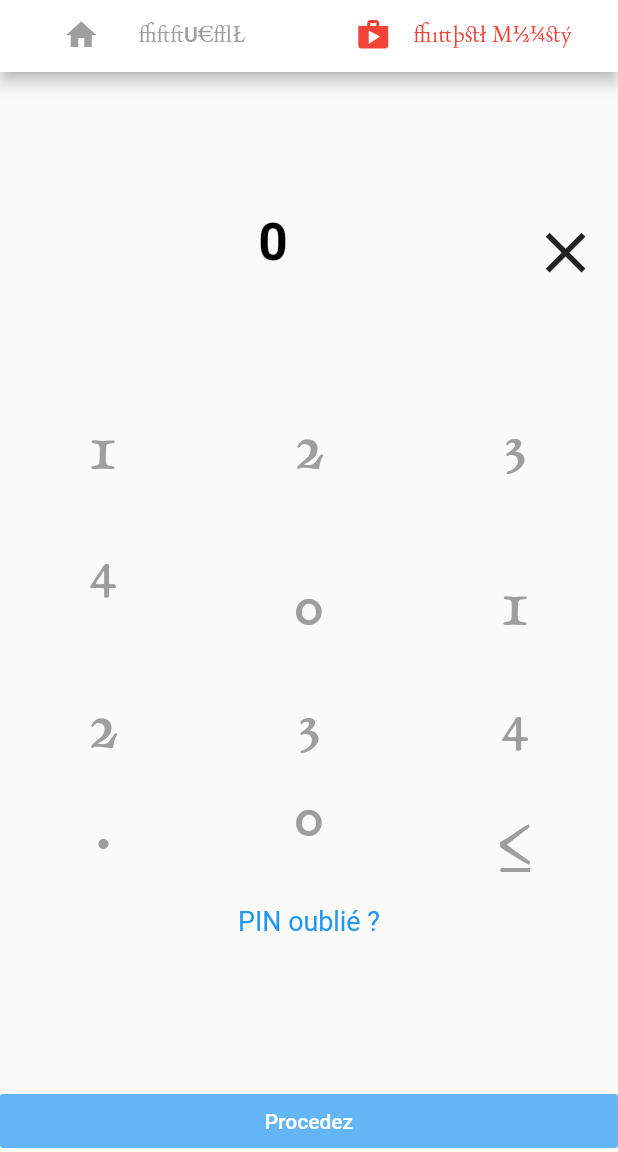
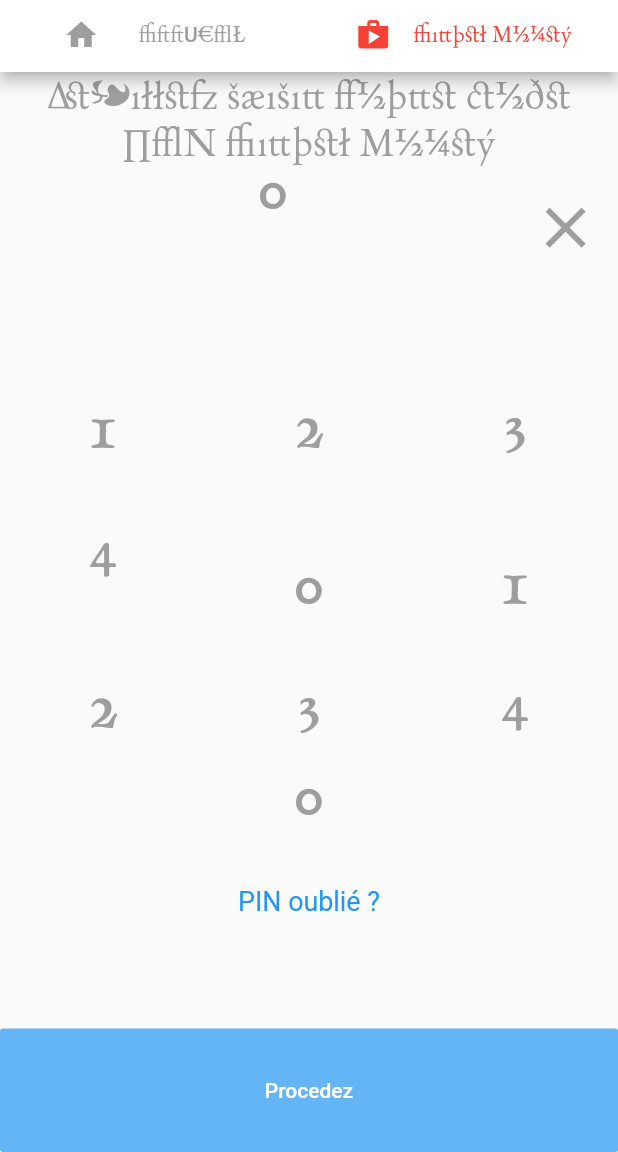
Before and after one commit to djumah-celestin/My-Airtel-Ui-Designs-Clone, a Flutter app: the screen it shows after launch, tab 2 chosen, on a phone screen of 412 x 824 dp, the part 84-1236 px from its top. Run offline on Flutter 3.47's test engine with Material 2 defaults, Android fonts, the light colour scheme and no system bars; our stand-ins replace carousel_slider, flutter_screenutil; project files that could hold a hidden picture were left out.

Commit message:
Airtel Money Screen implementation Finished

```diff
--- a/lib/Screens/AirtelMoney.dart
+++ b/lib/Screens/AirtelMoney.dart
@@ -50,7 +50,19 @@ class _AirtelMoneyState extends State<AirtelMoney> {
           children: [
             Expanded(
               flex: 1,
-              child: Container(
+              child: Column(
+                children: [
+                  Text(
+                    "Veuillez saisir votre code PIN Airtel Money",
+                    textAlign: TextAlign.center,
+                    style: TextStyle(
+                        fontFamily: "DayRow",
+                        fontSize: ScreenUtil().setHeight(20.0),
+                        fontWeight: FontWeight.normal,
+                        color: Colors.grey),
+                    maxLines: 2,
+                  ),
+                  Container(
                     padding: EdgeInsets.only(
                         left: ScreenUtil().setHeight(15.0),
                         right: ScreenUtil().setHeight(15.0)),
@@ -62,9 +74,10 @@ class _AirtelMoneyState extends State<AirtelMoney> {
                             amount,
                             textAlign: TextAlign.center,
                             style: TextStyle(
-                            color: Colors.black,
-                            fontSize: ScreenUtil().setSp(30),
-                            fontWeight: FontWeight.bold),
+                                fontFamily: "DayRow",
+                                fontSize: ScreenUtil().setHeight(45.0),
+                                fontWeight: FontWeight.normal,
+                                color: Colors.grey),
                             overflow: TextOverflow.ellipsis,
                           ),
                         ),
@@ -79,12 +92,13 @@ class _AirtelMoneyState extends State<AirtelMoney> {
                                 });
                               }
                             },
-                        icon: Icon(
-                          Icons.clear,
+                            icon: Icon(Icons.clear,
                                 size: ScreenUtil().setSp(40),
-                        ))
+                                color: Colors.grey))
                       ],
                     ),
+                  ),
+                ],
               ),
             ),
             Expanded(
@@ -110,9 +124,9 @@ class _AirtelMoneyState extends State<AirtelMoney> {
                           buildButton("9", 1),
                         ]),
                         TableRow(children: [
-                          buildButton(".", 1),
+                          buildButton("", 1),
                           buildButton("0", 1),
-                          buildButton("<", 1),
+                          buildButton("", 1),
                         ])
                       ],
                     ),
@@ -126,15 +140,18 @@ class _AirtelMoneyState extends State<AirtelMoney> {
                 ),
               ),
             ),
-            Container(child: Container(
-              height: MediaQuery.of(context).size.height*0.05,
-              child: Row(children: [
-                // ignore: deprecated_member_use
-                Expanded(child: FlatButton(
+            Container(
+              height: MediaQuery.of(context).size.height * 0.1,
+              width: double.infinity,
+              child: Expanded(
+                  child: FlatButton(
                       color: Colors.blue[300],
-                  onPressed: (){}, child: Text("Procedez", style: TextStyle(color: Colors.white,))))
-              ],),
-              ))
+                      onPressed: () {},
+                      child: Text("Procedez",
+                          style: TextStyle(
+                            color: Colors.white,
+                          )))),
+            )
           ],
         ),
       ),
```
Lines whose indentation alone changed are shown as unchanged.
